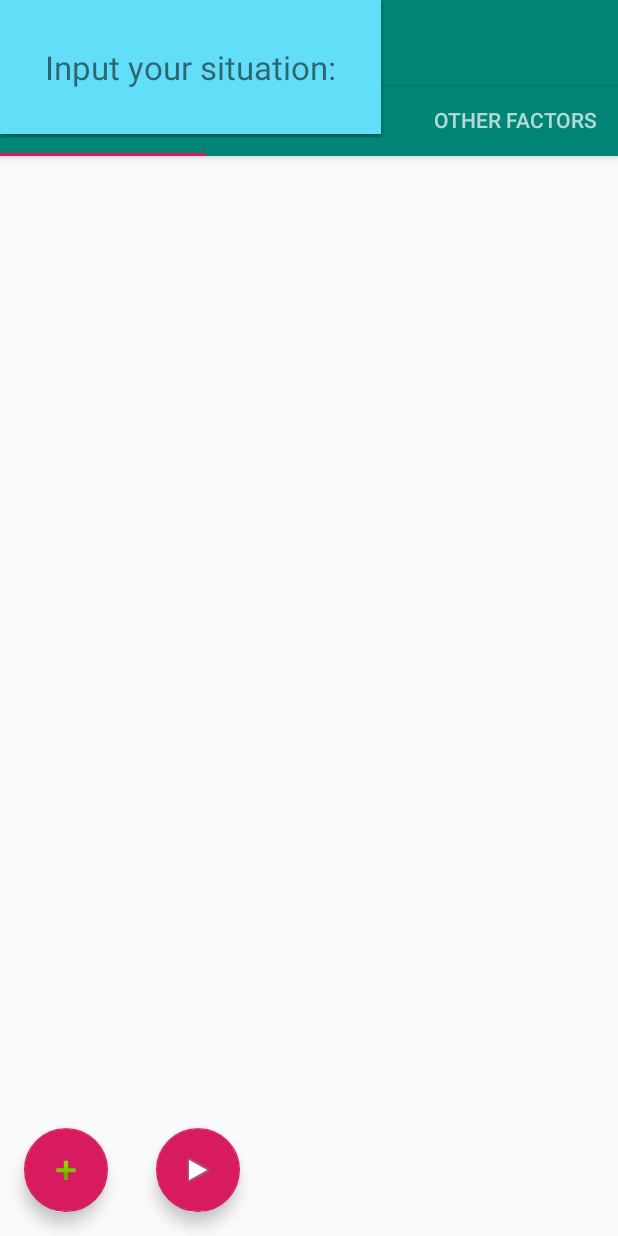
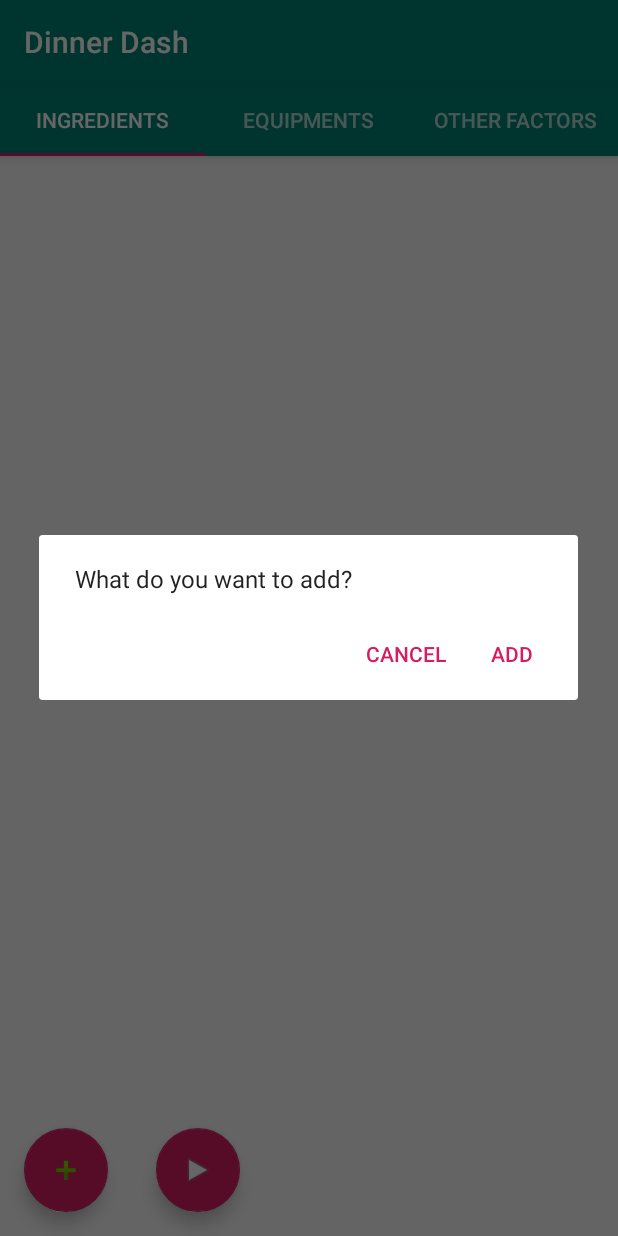
Before and after one commit to cwlroda/Dinner-Dash, an Android app: the InputActivity screen opened directly, with no data from a screen before it, after a tap on an icon or button, on a phone screen of 412 x 824 dp. Run offline under Robolectric (Android 15) with nearby library versions, the phone set to English and light mode, and no system bars; 1 statement that could not run was skipped.

Commit message:
added popup window

```diff
--- a/app/src/main/java/com/example/someapp/InputActivity.java
+++ b/app/src/main/java/com/example/someapp/InputActivity.java
@@ -1,5 +1,7 @@
 package com.example.someapp;
 
+import android.app.AlertDialog;
+import android.content.DialogInterface;
 import android.os.Bundle;
 
 import com.google.android.material.floatingactionbutton.FloatingActionButton;
@@ -8,12 +10,8 @@ import com.google.android.material.tabs.TabLayout;
 import androidx.viewpager.widget.ViewPager;
 import androidx.appcompat.app.AppCompatActivity;
 
-import android.view.Gravity;
-import android.view.LayoutInflater;
-import android.view.MotionEvent;
 import android.view.View;
-import android.widget.LinearLayout;
-import android.widget.PopupWindow;
+import android.widget.Toast;
 
 import com.example.someapp.ui.tabs.SectionsPagerAdapter;
 
@@ -28,35 +26,46 @@ public class InputActivity extends AppCompatActivity {
         viewPager.setAdapter(sectionsPagerAdapter);
         TabLayout tabs = findViewById(R.id.tabs);
         tabs.setupWithViewPager(viewPager);
-        FloatingActionButton fab = findViewById(R.id.addBtn);
 
-        fab.setOnClickListener(new View.OnClickListener() {
+        FloatingActionButton addBtn = findViewById(R.id.addBtn);
+        FloatingActionButton procBtn = findViewById(R.id.proceedBtn);
+
+        addBtn.setOnClickListener(new View.OnClickListener() {
             @Override
             public void onClick(View view) {
-                // inflate the layout of the popup window
-                LayoutInflater inflater = (LayoutInflater) getSystemService(LAYOUT_INFLATER_SERVICE);
-                assert inflater != null;
-                View popupView = inflater.inflate(R.layout.popup_window, null);
+                //TODO: open popup
+                openPopUp();
+            }
+        });
 
-                // create the popup window
-                int width = LinearLayout.LayoutParams.WRAP_CONTENT;
-                int height = LinearLayout.LayoutParams.WRAP_CONTENT;
-                boolean focusable = true; // lets taps outside the popup also dismiss it
-                final PopupWindow popupWindow = new PopupWindow(popupView, width, height, focusable);
-
-                // show the popup window
-                // which view you pass in doesn't matter, it is only used for the window token
-                popupWindow.showAtLocation(view, Gravity.CENTER, 0, 0);
-
-                // dismiss the popup window when touched
-                popupView.setOnTouchListener(new View.OnTouchListener() {
-                    @Override
-                    public boolean onTouch(View v, MotionEvent event) {
-                        popupWindow.dismiss();
-                        return true;
-                    }
-                });
+        procBtn.setOnClickListener(new View.OnClickListener() {
+            @Override
+            public void onClick(View view) {
+                //TODO: continue to next activity
             }
         });
     }
+
+    private void openPopUp() {
+        AlertDialog.Builder alertDialogBuilder = new AlertDialog.Builder(this);
+        alertDialogBuilder.setMessage("What do you want to add?");
+            alertDialogBuilder.setPositiveButton("add",
+                new DialogInterface.OnClickListener() {
+                    @Override
+                    public void onClick(DialogInterface arg0, int arg1) {
+                        Toast.makeText(InputActivity.this,"added ingredient",Toast.LENGTH_LONG).show();
+                    }
+                });
+
+        alertDialogBuilder.setNegativeButton("cancel",new DialogInterface.OnClickListener() {
+            @Override
+            public void onClick(DialogInterface dialog, int which) {
+                dialog.dismiss();
+            }
+        });
+
+        AlertDialog alertDialog = alertDialogBuilder.create();
+        alertDialog.show();
+    }
+
 }
--- a/app/src/main/res/layout/popup_window.xml
+++ /dev/null
@@ -1,16 +0,0 @@
-<?xml version="1.0" encoding="utf-8"?>
-<RelativeLayout
-    xmlns:android="http://schemas.android.com/apk/res/android"
-    android:layout_width="wrap_content"
-    android:layout_height="wrap_content"
-    android:background="#62def8">
-
-    <TextView
-        android:layout_width="wrap_content"
-        android:layout_height="wrap_content"
-        android:layout_centerInParent="true"
-        android:layout_margin="30dp"
-        android:textSize="22sp"
-        android:text="Input your situation:"/>
-
-</RelativeLayout>
```
